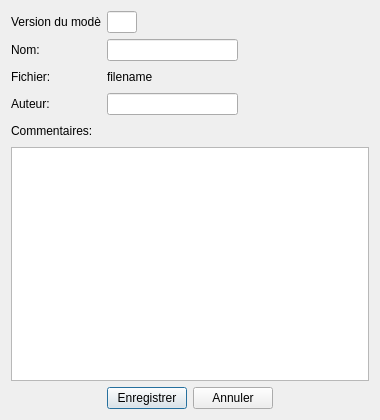
This is main/qt/MatisseServer/ui/ParametersDialog.ui in IfremerUnderwater/Matisse as Qt 5 draws it before an edit. The edited form follows.
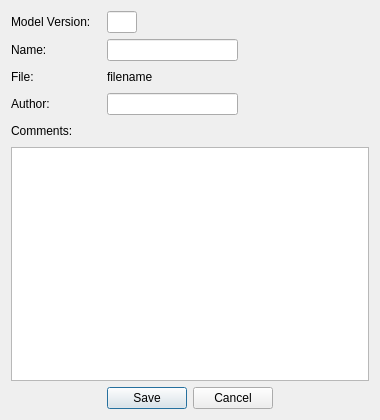
This is the edited form. Icons and pictures are not drawn.

Commit message: Bugs Fixed. First version delivered to scientists. Translated to English

```diff
--- a/main/qt/MatisseServer/ui/ParametersDialog.ui
+++ b/main/qt/MatisseServer/ui/ParametersDialog.ui
@@ -47,7 +47,7 @@
         </size>
        </property>
        <property name="text">
-        <string>Version du modèle:</string>
+        <string>Model Version:</string>
        </property>
       </widget>
      </item>
@@ -114,7 +114,7 @@
         </size>
        </property>
        <property name="text">
-        <string>Nom:</string>
+        <string>Name:</string>
        </property>
       </widget>
      </item>
@@ -162,7 +162,7 @@
         </size>
        </property>
        <property name="text">
-        <string>Fichier:</string>
+        <string>File:</string>
        </property>
       </widget>
      </item>
@@ -211,7 +211,7 @@
         </size>
        </property>
        <property name="text">
-        <string>Auteur:</string>
+        <string>Author:</string>
        </property>
       </widget>
      </item>
@@ -238,7 +238,7 @@
      <item>
       <widget class="QLabel" name="label_14">
        <property name="text">
-        <string>Commentaires:</string>
+        <string>Comments:</string>
        </property>
       </widget>
      </item>
@@ -278,14 +278,14 @@
      <item>
       <widget class="QPushButton" name="_PB_save">
        <property name="text">
-        <string>Enregistrer</string>
+        <string>Save</string>
        </property>
       </widget>
      </item>
      <item>
       <widget class="QPushButton" name="_PB_cancel">
        <property name="text">
-        <string>Annuler</string>
+        <string>Cancel</string>
        </property>
       </widget>
      </item>
```
The commit also changes 25 other files.
